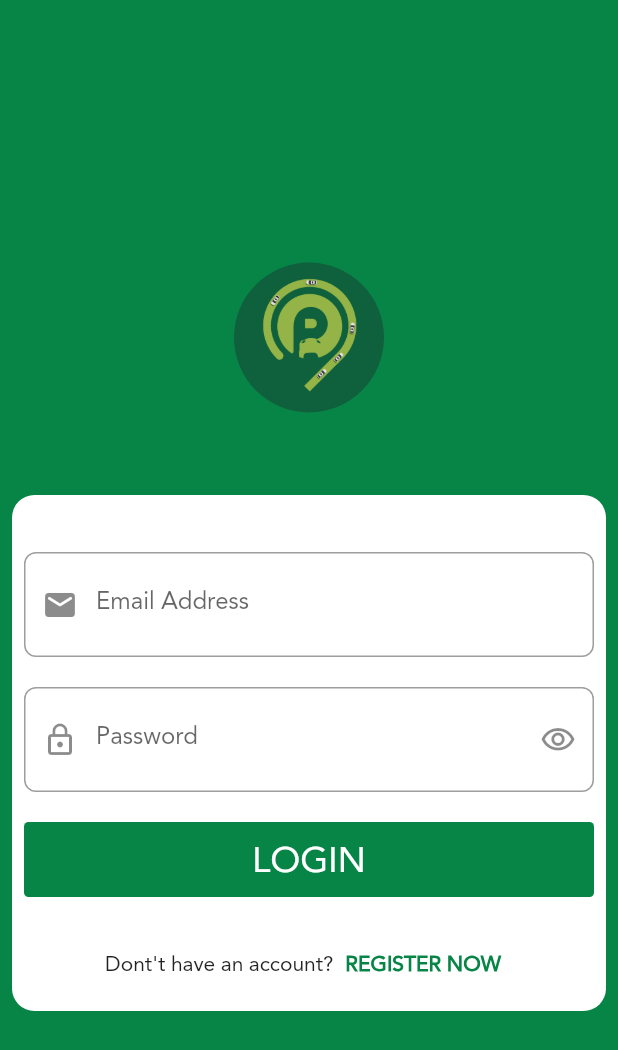
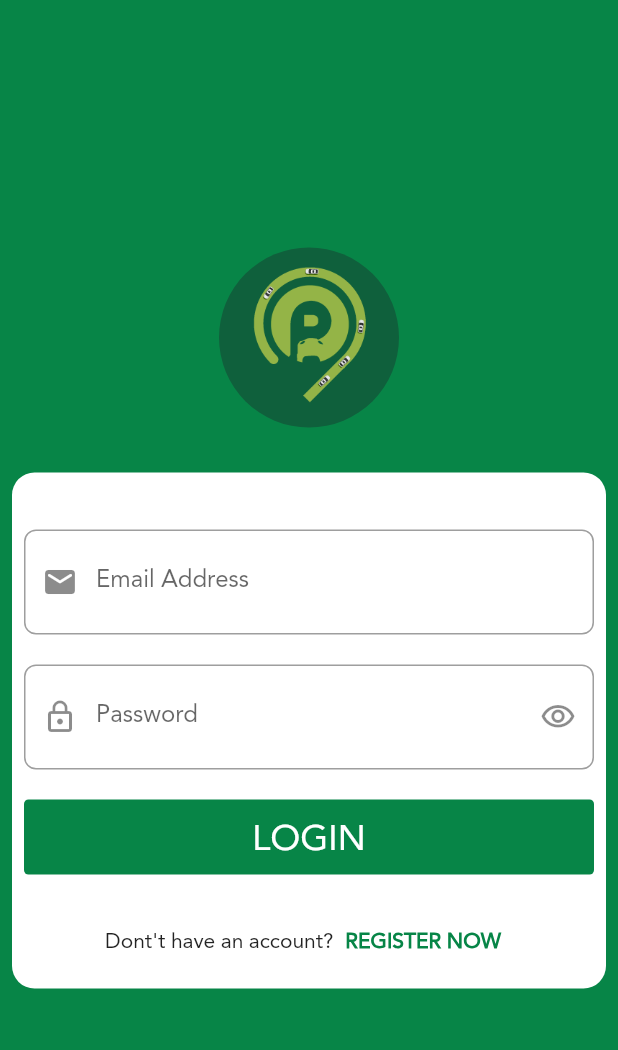
Before and after one commit to Dabash99/ParkinGrid, a Flutter app: the screen it shows after launch, on a phone screen of 412 x 824 dp. Shown: the top 1050 px of the screen. Run offline on Flutter 3.47's test engine with Material 2 defaults, Android fonts, the phone set to English and light mode, and no system bars; drawn by our look-alikes of widget_circular_animator; our stand-ins replace bloc, circular_countdown_timer, conditional_builder, dio, flutter_bloc, fluttertoast and 4 more; missing offline and left inert: blinking_point.

```diff
--- a/lib/layout/cubit/app_cubit.dart
+++ b/lib/layout/cubit/app_cubit.dart
@@ -95,7 +95,9 @@ class AppCubit extends Cubit<AppState> {
   void removeParkData(){
     CacheHelper.removeData(key: 'Parking Name');
     CacheHelper.removeData(key: 'Parking Floor');
-     parkname ='';
+    CacheHelper.removeData(key: 'ID');
+    id ='';
+    parkname ='';
      parkfloor ='';
   }
 
--- a/lib/main.dart
+++ b/lib/main.dart
@@ -39,7 +39,7 @@ class MyApp extends StatelessWidget {
     return MultiBlocProvider(
       providers: [
         BlocProvider(create: (context)=> HomeCubit()..getGarages()),
-        BlocProvider(create: (context) => AppCubit()..getUserData(),),
+        BlocProvider(create: (context) => AppCubit(),),
 
       ],
       child: BlocConsumer<AppCubit, AppState>(
--- a/lib/modules/login/login_screen.dart
+++ b/lib/modules/login/login_screen.dart
@@ -1,3 +1,4 @@
+import 'package:blinking_point/blinking_point.dart';
 import 'package:conditional_builder/conditional_builder.dart';
 import 'package:flutter/material.dart';
 import 'package:flutter_bloc/flutter_bloc.dart';
@@ -22,14 +23,12 @@ class LoginScreen extends StatelessWidget {
         listener: (context, state) {
           if (state is LoginSuccessState) {
             if (state.loginModel.status) {
-              CacheHelper.saveData(
-                  key: 'token',
-                  value: state.loginModel.token)
+              CacheHelper.saveData(key: 'token', value: state.loginModel.token)
                   .then((value) {
-                    token=state.loginModel.token;
+                token = state.loginModel.token;
                 navigateAndFinish(context, HomeScreen());
               });
-              showToastt(msg:state.loginModel.msg, state: ToastStates.SUCCESS);
+              showToastt(msg: state.loginModel.msg, state: ToastStates.SUCCESS);
             } else {
               showToastt(msg: state.loginModel.msg, state: ToastStates.ERROR);
             }
@@ -47,7 +46,19 @@ class LoginScreen extends StatelessWidget {
                       crossAxisAlignment: CrossAxisAlignment.start,
                       children: [
                         //Logo
-                        logoNewDesign(),
+                        Center(
+                          child: Container(
+                            width: 120,
+                            height: 120,
+                            decoration: BoxDecoration(
+                                color: Colors.grey.shade900.withOpacity(0.3).withGreen(10),
+                                borderRadius: BorderRadius.circular(150)),
+                            child: Image.asset(
+                              'assets/images/logo_splash.png',
+                              fit: BoxFit.cover,
+                            ),
+                          ),
+                        ),
                         SizedBox(
                           height: 30,
                         ),
@@ -80,7 +91,8 @@ class LoginScreen extends StatelessWidget {
                                   controller: passwordController,
                                   type: TextInputType.text,
                                   suffixPressed: () {
-                                    LoginCubit.get(context).changePasswordVisibility();
+                                    LoginCubit.get(context)
+                                        .changePasswordVisibility();
                                   },
                                   validate: (String value) {
                                     if (value.isEmpty) {
@@ -94,7 +106,8 @@ class LoginScreen extends StatelessWidget {
                                           password: passwordController.text);
                                     }
                                   },
-                                  isPassword: LoginCubit.get(context).isPasswordShown,
+                                  isPassword:
+                                      LoginCubit.get(context).isPasswordShown,
                                   label: 'Password',
                                   prefix: Icons.lock_outline,
                                   suffix: LoginCubit.get(context).suffix,
@@ -109,13 +122,14 @@ class LoginScreen extends StatelessWidget {
                                         if (formKey.currentState.validate()) {
                                           LoginCubit.get(context).userLogin(
                                               email: emailController.text,
-                                              password: passwordController.text);
+                                              password:
+                                                  passwordController.text);
                                         }
                                       },
                                       text: 'Login',
                                       isUpperCase: true),
-                                  fallback: (context) =>
-                                      Center(child: CircularProgressIndicator()),
+                                  fallback: (context) => Center(
+                                      child: CircularProgressIndicator()),
                                 ),
                                 SizedBox(
                                   height: 20,
--- a/lib/modules/timer_screen/timer_screen.dart
+++ b/lib/modules/timer_screen/timer_screen.dart
@@ -111,7 +111,9 @@ class TimerScreen extends StatelessWidget {
                 HomeCubit.get(context)
                     .sendParkRequest(garageName: Ganame, id: id, status: 3);
                 AppCubit.get(context).removeParkData();
+                isSelected=false;
                 navigateAndFinish(context, ParkingScreen());
+
               },
               child: Text('Cancel Booking',style: TextStyle(
                 fontSize: 20,color: Colors.red,fontWeight: FontWeight.w700
--- a/lib/shared/components/components.dart
+++ b/lib/shared/components/components.dart
@@ -1,5 +1,3 @@
-
-
 import 'package:flutter/material.dart';
 import 'package:fluttertoast/fluttertoast.dart';
 import 'package:parking_gird/layout/cubit/app_cubit.dart';
@@ -166,15 +164,12 @@ Widget customAppBar({@required String title}) => AppBar(
       ],
     );
 
-
 Widget customDrawer(context) => Drawer(
       child: ListView(
         padding: EdgeInsets.zero,
         children: <Widget>[
           DrawerHeader(
-            decoration: BoxDecoration(
-             color: defaultColor
-            ),
+            decoration: BoxDecoration(color: defaultColor),
             child: Center(
               child: Image.asset(
                 'assets/images/logo_splash.png',
@@ -306,12 +301,20 @@ Widget buildInfoPark({@required Color color, @required String string}) => Row(
       ],
     );
 
-Widget alertDialogTimer(context)=>  AlertDialog(
+Widget alertDialogTimer(context) => AlertDialog(
       title: Row(
         children: [
-      Icon( Icons.warning,color: Colors.orangeAccent,),
-      SizedBox(width: 8,),
-      Text('Attention',style: TextStyle(color:Colors.orange),),
+          Icon(
+            Icons.warning,
+            color: Colors.orangeAccent,
+          ),
+          SizedBox(
+            width: 8,
+          ),
+          Text(
+            'Attention',
+            style: TextStyle(color: Colors.orange),
+          ),
         ],
       ),
       content: Text('Your Booking is Cancelled'),
@@ -320,18 +323,22 @@ Widget alertDialogTimer(context)=>  AlertDialog(
           onPressed: () {
             navigateAndFinish(context, ParkingScreen());
           },
-      child: Text('OK, Back to book other park',style: TextStyle(color:defaultColor)),
+          child: Text('OK, Back to book other park',
+              style: TextStyle(color: defaultColor)),
         ),
         TextButton(
           onPressed: () {
             navigateAndFinish(context, HomeScreen());
           },
-      child: Text('Cancel',style: TextStyle(color: Colors.red),),
+          child: Text(
+            'Cancel',
+            style: TextStyle(color: Colors.red),
+          ),
         ),
       ],
     );
 
-Widget logoNewDesign()=>  WidgetCircularAnimator(
+Widget logoNewDesign() => WidgetCircularAnimator(
     size: 150,
     innerColor: Colors.white,
     outerColor: Colors.white,
@@ -339,15 +346,12 @@ Widget logoNewDesign()=>  WidgetCircularAnimator(
     reverse: false,
     child: Center(
       child: Container(
-      height: 100,
-      width: 100,
         decoration: BoxDecoration(
             color: Colors.grey.shade900.withOpacity(0.3).withGreen(10),
             borderRadius: BorderRadius.circular(150)),
         child: Image.asset(
           'assets/images/logo_splash.png',
-        height: 50,
-        width: 50,
+          fit: BoxFit.cover,
         ),
       ),
     ));
--- a/lib/shared/components/constants.dart
+++ b/lib/shared/components/constants.dart
@@ -33,3 +33,4 @@ String Ganame = CacheHelper.getData(key: 'Garage Name');
 String parkname = CacheHelper.getData(key: 'Parking Name');
 String parkfloor =CacheHelper.getData(key: 'Parking Floor');
 String id= CacheHelper.getData(key: 'ID');
+bool isSelected =false;
--- a/pubspec.yaml
+++ b/pubspec.yaml
@@ -42,6 +42,7 @@ dependencies:
   http: ^0.13.1
   circular_countdown_timer: ^0.2.0
   widget_circular_animator: ^0.1.5+1
+  blinking_point: ^1.0.0+6
 
 
 
```
Also changed, not shown: lib/modules/edit_account/edit_account.dart (+38 -21 lines), lib/modules/home_screen/home_screen.dart (+11 -11 lines), lib/modules/parking_screen/parking_screen.dart (+71 -16 lines), lib/modules/splash_screen.dart (+3 -4 lines), pubspec.lock. Lines whose indentation alone changed are shown as unchanged.
